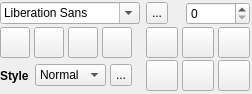
The window that objectwheel/codeeditor/qmleditor/qmleditorwidgets/contextpanetext.ui (objectwheel/objectwheel) describes before a commit, drawn with Qt 5.
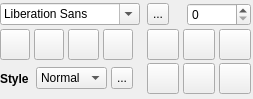
The same window after the commit. Custom widgets are drawn as their Qt base class.

```diff
--- a/objectwheel/codeeditor/qmleditor/qmleditorwidgets/contextpanetext.ui
+++ b/objectwheel/codeeditor/qmleditor/qmleditorwidgets/contextpanetext.ui
@@ -6,8 +6,8 @@
    <rect>
     <x>0</x>
     <y>0</y>
-    <width>233</width>
-    <height>94</height>
+    <width>253</width>
+    <height>99</height>
    </rect>
   </property>
   <property name="windowTitle">
```
Left out of the diff: 67 changed lines with no effect on the pictures.
